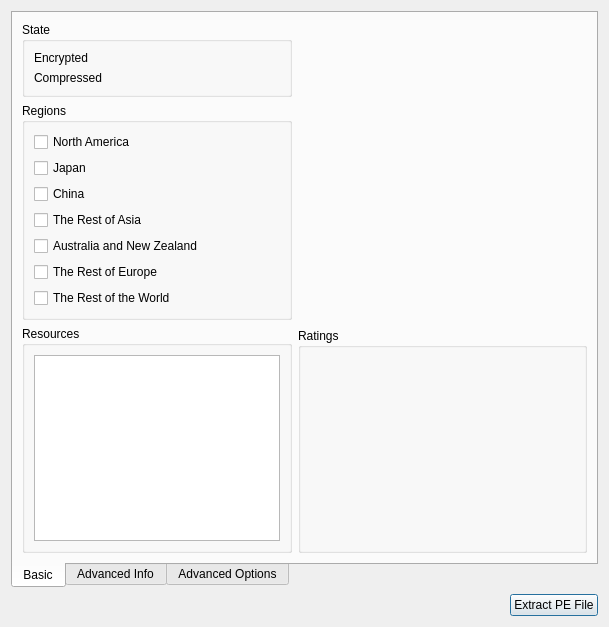
Before: the Qt Designer form Velocity/xexdialog.ui in hetelek/Velocity, drawn with Qt 5.
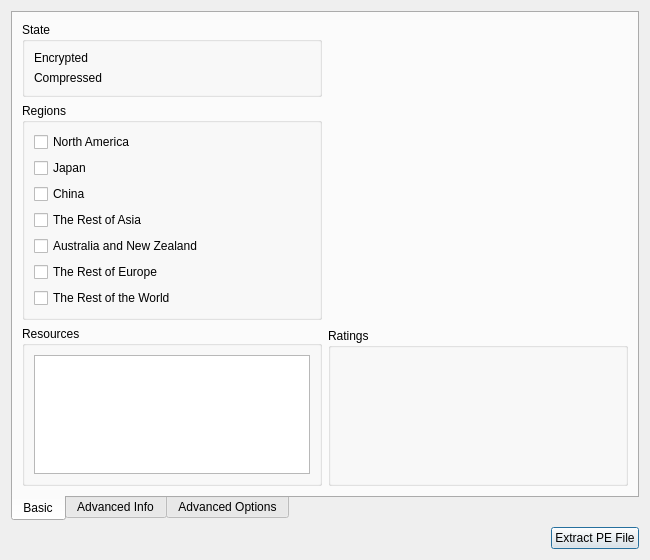
After: the same form once the commit is applied. Icons and pictures are not drawn.

Commit message:
Fix size issues
Horizontal scrollbars would show on the advanced info tab when the
dialog was opened from another file system

What changed in the file:
```diff
--- a/Velocity/xexdialog.ui
+++ b/Velocity/xexdialog.ui
@@ -6,10 +6,16 @@
    <rect>
     <x>0</x>
     <y>0</y>
-    <width>573</width>
-    <height>559</height>
+    <width>650</width>
+    <height>560</height>
    </rect>
   </property>
+  <property name="minimumSize">
+   <size>
+    <width>650</width>
+    <height>560</height>
+   </size>
+  </property>
   <property name="windowTitle">
    <string>XEX Dialog</string>
   </property>
```
